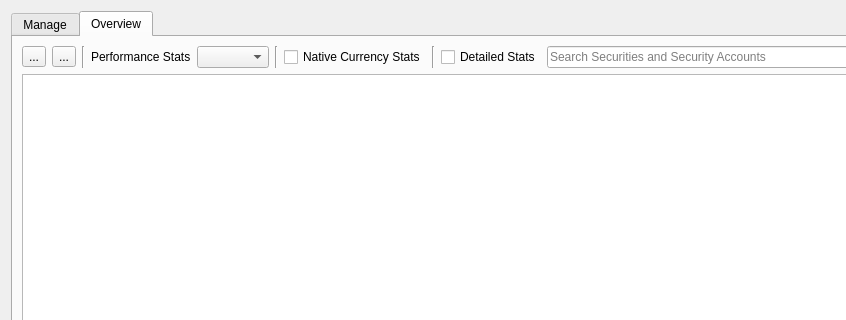
Before: the Qt Designer form src/views/ui_files/forms/security_form.ui in JakubFranek/Kapytal, drawn with Qt 5; both pictures show x 0 to 846 and y 0 to 320 of the 950 by 600 pixel window.
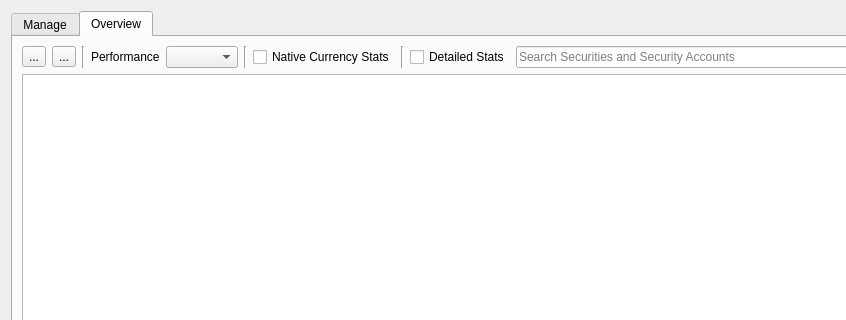
After: the same form once the commit is applied. The open tabs and pages were chosen to show the change.

Commit message:
Improve Securities Form
Add IRR tooltip.
Rename "Performance Stats" label to "Performance".

What changed in the file:
```diff
--- a/src/views/ui_files/forms/security_form.ui
+++ b/src/views/ui_files/forms/security_form.ui
@@ -219,7 +219,7 @@
          <item>
           <widget class="QLabel" name="statsTypeLabel">
            <property name="text">
-            <string>Performance Stats</string>
+            <string>Performance</string>
            </property>
           </widget>
          </item>
```
The commit also changes 3 other files.
